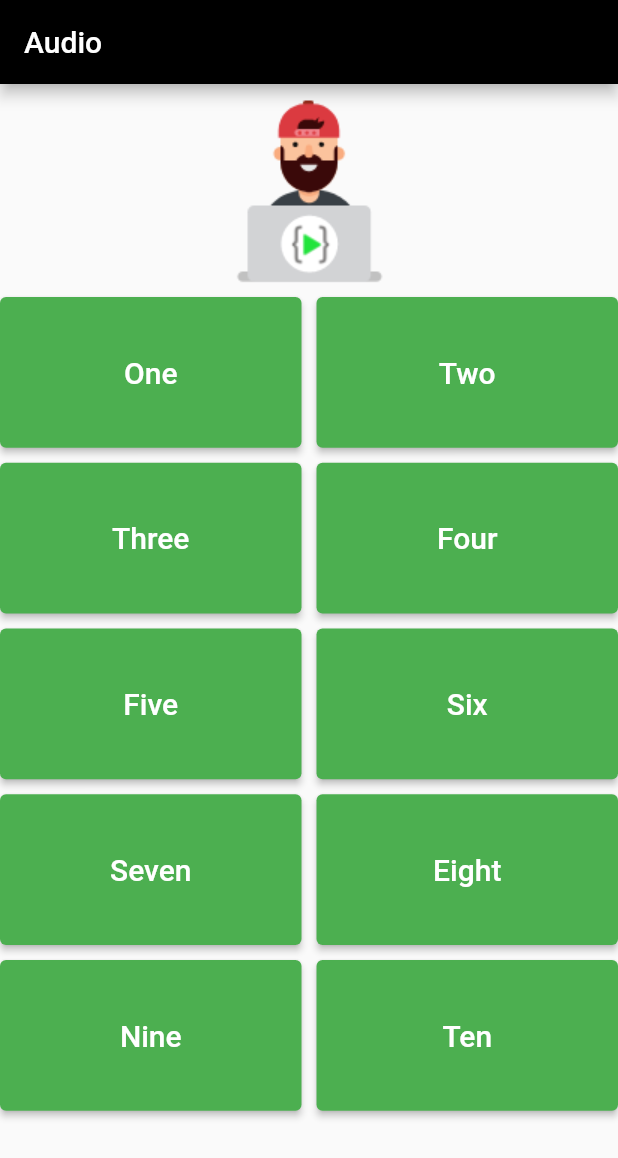
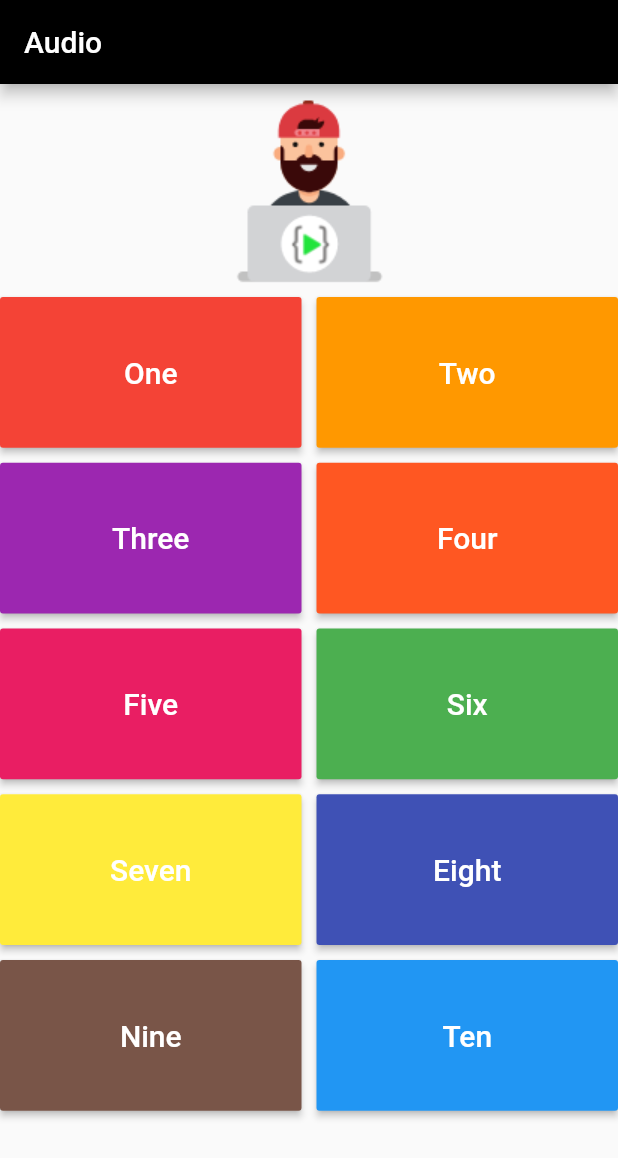
Before and after one commit to prakash3424/audioplay, a Flutter app: the screen it shows after launch, on a phone screen of 412 x 824 dp. Shown: the top 1158 px of the screen. Run offline on Flutter 3.47's test engine with Material 2 defaults, Android fonts, the phone set to English and light mode, and no system bars; our stand-ins replace audioplayers.

```diff
--- a/lib/home_page.dart
+++ b/lib/home_page.dart
@@ -13,7 +13,7 @@ class _HomePageState extends State<HomePage> {
     NumberAudio("one.wav", Colors.red, "One"),
     NumberAudio("two.wav", Colors.orange, "Two"),
     NumberAudio("three.wav", Colors.purple, "Three"),
-    NumberAudio("four.wav", Colors.orange, "Four"),
+    NumberAudio("four.wav", Colors.deepOrange, "Four"),
     NumberAudio("five.wav", Colors.pink, "Five"),
     NumberAudio("six.wav", Colors.green, "Six"),
     NumberAudio("seven.wav", Colors.yellow, "Seven"),
@@ -52,13 +52,17 @@ class _HomePageState extends State<HomePage> {
                   itemBuilder: (context, i) => SizedBox(
                     height: 50.0,
                     width: 100.0,
-                    child: ElevatedButton(
+                    child: MaterialButton(
                       onPressed: () {
                         played(numberList[i].audioUri);
                       },
+                      color: numberList[i].buttonColor,
                       child: Text(
                         numberList[i].buttonText,
-                        style: TextStyle(color: Colors.white, fontSize: 20.0),
+                        style: TextStyle(
+                          color: Colors.white,
+                          fontSize: 20.0,
+                        ),
                       ),
                     ),
                   ),
```
Also changed, not shown: pubspec.lock.
